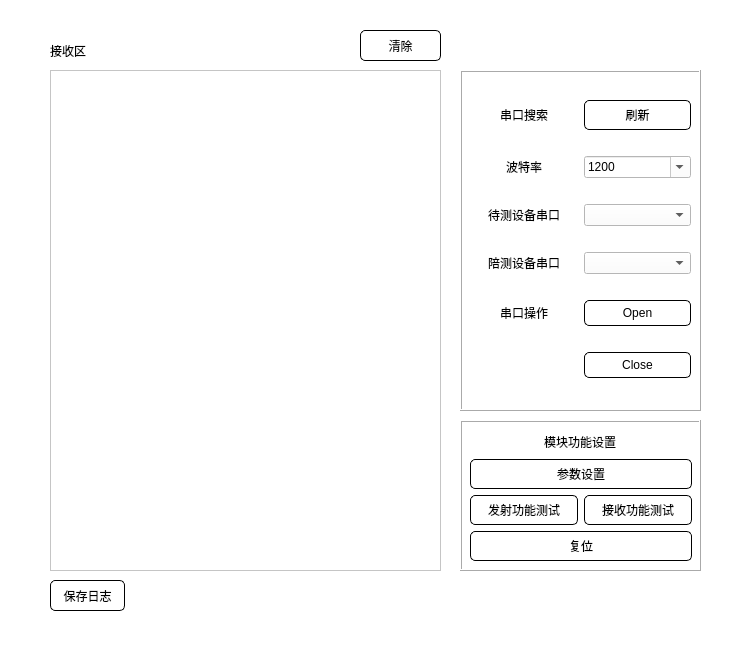
This is SerialPort.ui in Osamazzz/serial_client as Qt 5 draws it before an edit. The edited form follows.
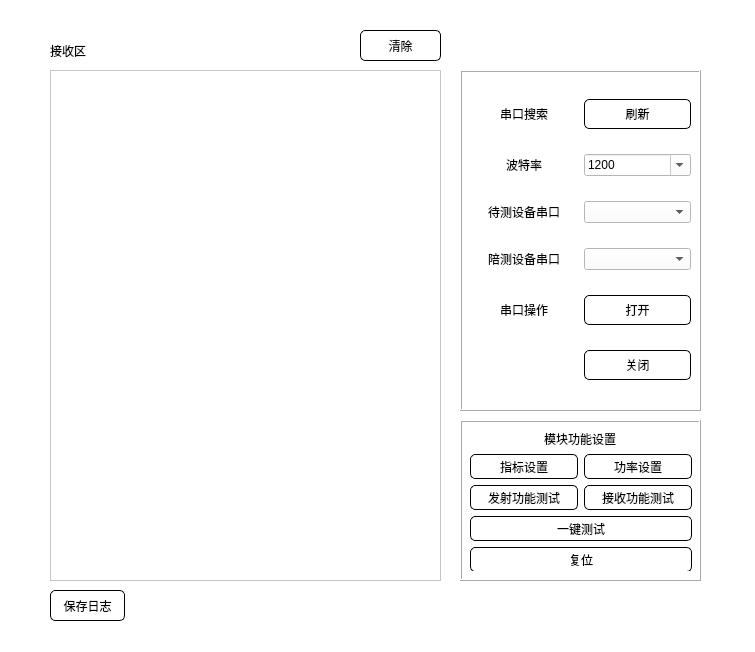
This is the edited form.

Commit message: 增加了两个功能按钮;增加了一键测试的功能;修改了接收数据的逻辑，将接收数据的逻辑与解析数据的逻辑进行解耦

What changed in the file:
```diff
--- a/SerialPort.ui
+++ b/SerialPort.ui
@@ -117,7 +117,7 @@
      <x>50</x>
      <y>70</y>
      <width>391</width>
-     <height>501</height>
+     <height>511</height>
     </rect>
    </property>
    <property name="autoFillBackground">
@@ -142,7 +142,7 @@
    <property name="geometry">
     <rect>
      <x>50</x>
-     <y>580</y>
+     <y>590</y>
      <width>75</width>
      <height>31</height>
     </rect>
@@ -356,7 +356,7 @@
         }</string>
        </property>
        <property name="text">
-        <string>Open</string>
+        <string>打开</string>
        </property>
       </widget>
      </item>
@@ -400,7 +400,7 @@
         }</string>
        </property>
        <property name="text">
-        <string>Close</string>
+        <string>关闭</string>
        </property>
        <property name="default">
         <bool>false</bool>
@@ -493,7 +493,7 @@
      <x>460</x>
      <y>420</y>
      <width>241</width>
-     <height>151</height>
+     <height>161</height>
     </rect>
    </property>
    <property name="frameShape">
@@ -514,7 +514,7 @@
       <x>10</x>
       <y>10</y>
       <width>222</width>
-      <height>131</height>
+      <height>141</height>
      </rect>
     </property>
     <layout class="QGridLayout" name="gridLayout_2">
@@ -586,6 +586,40 @@
        </property>
       </widget>
      </item>
+     <item row="6" column="0" colspan="2">
+      <widget class="QPushButton" name="Com_Reset_Button">
+       <property name="styleSheet">
+        <string notr="true">QPushButton
+        {
+            border-style: outset;
+            border-width: 1px;
+            border-radius:5px; 
+            min-width:2em;
+            color:black; 
+            padding: 5px;
+        }
+
+        QPushButton:hover{
+        background-color: qlineargradient(spread:pad, x1:0.909,
+        y1:0.864, x2:0.926, y2:0, stop:0.448864 rgba(255, 239, 88, 250)
+        , stop:1 rgba(255, 255, 255, 255));
+        }
+
+        QPushButton:pressed
+        {
+            background-color: #1E90FF; /*伪状态经过时背景色*/
+            border-style: inset;
+        }
+        QPushButton:!enabled{
+            background-color: rgb(100, 100, 100);
+            border-style: inset;
+        }</string>
+       </property>
+       <property name="text">
+        <string>复位</string>
+       </property>
+      </widget>
+     </item>
      <item row="0" column="0" colspan="2">
       <widget class="QLabel" name="Com_Model_Set_Label">
        <property name="maximumSize">
@@ -613,7 +647,7 @@
       </widget>
      </item>
      <item row="5" column="0" colspan="2">
-      <widget class="QPushButton" name="Com_Reset_Button">
+      <widget class="QPushButton" name="OneKey_Button">
        <property name="styleSheet">
         <string notr="true">QPushButton
         {
@@ -642,11 +676,11 @@
         }</string>
        </property>
        <property name="text">
-        <string>复位</string>
+        <string>一键测试</string>
        </property>
       </widget>
      </item>
-     <item row="1" column="0" colspan="2">
+     <item row="1" column="0">
       <widget class="QPushButton" name="Button_Param_Setting">
        <property name="styleSheet">
         <string notr="true">QPushButton
@@ -676,7 +710,41 @@
         }</string>
        </property>
        <property name="text">
-        <string>参数设置</string>
+        <string>指标设置</string>
+       </property>
+      </widget>
+     </item>
+     <item row="1" column="1">
+      <widget class="QPushButton" name="Button_Param_Setting_2">
+       <property name="styleSheet">
+        <string notr="true">QPushButton
+        {
+            border-style: outset;
+            border-width: 1px;
+            border-radius:5px; 
+            min-width:2em;
+            color:black; 
+            padding: 5px;
+        }
+
+        QPushButton:hover{
+        background-color: qlineargradient(spread:pad, x1:0.909,
+        y1:0.864, x2:0.926, y2:0, stop:0.448864 rgba(255, 239, 88, 250)
+        , stop:1 rgba(255, 255, 255, 255));
+        }
+
+        QPushButton:pressed
+        {
+            background-color: #1E90FF; /*伪状态经过时背景色*/
+            border-style: inset;
+        }
+        QPushButton:!enabled{
+            background-color: rgb(100, 100, 100);
+            border-style: inset;
+        }</string>
+       </property>
+       <property name="text">
+        <string>功率设置</string>
        </property>
       </widget>
      </item>
```
The commit also changes 2 other files.
